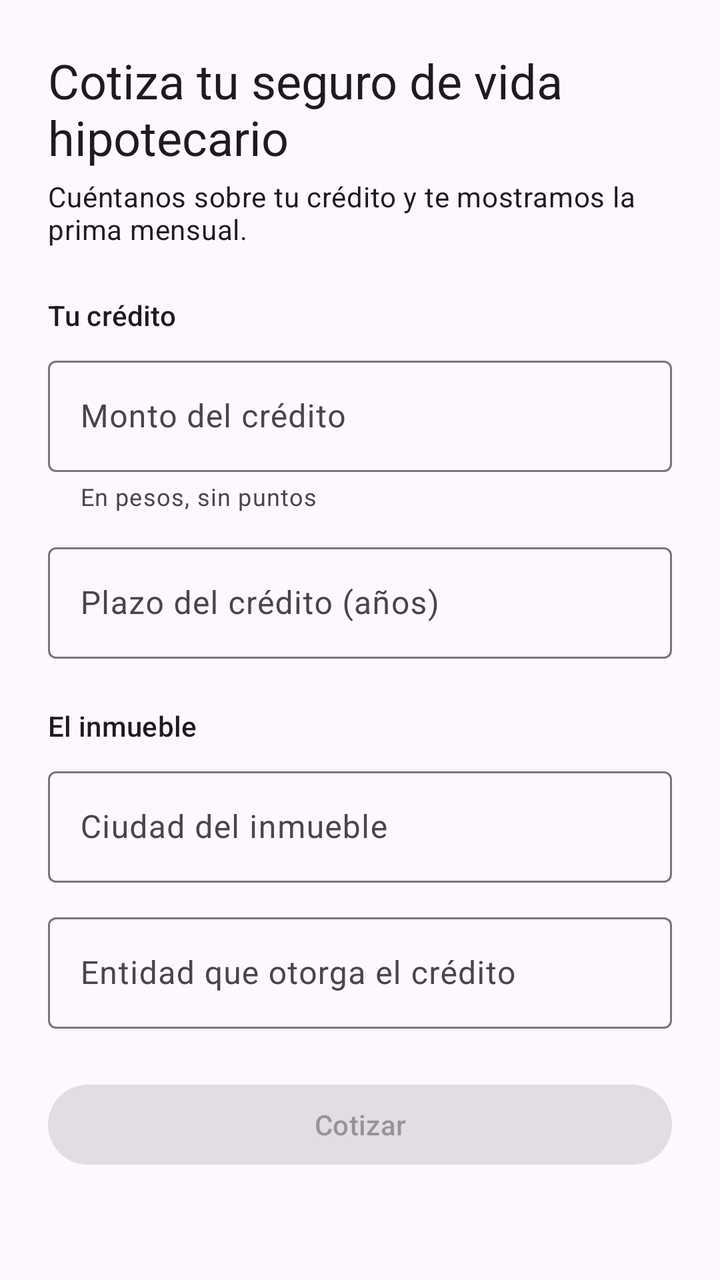
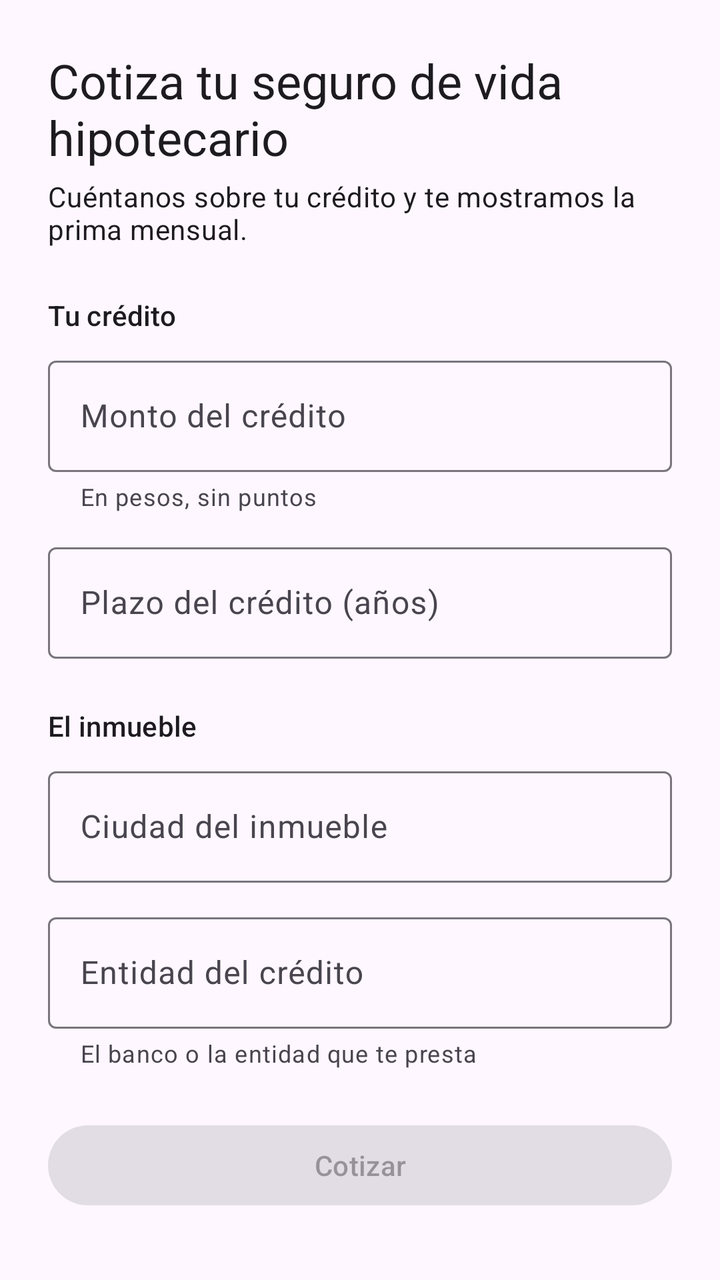

An Android layout rendered at two revisions. The XML below is the earlier revision; the diff shows what the commit changed to produce the second picture.
<!-- AndroidManifest.xml: application theme Theme.Solventa -->
<!-- res/layout/activity_cotizacion.xml -->
<?xml version="1.0" encoding="utf-8"?>
<ScrollView xmlns:android="http://schemas.android.com/apk/res/android"
    xmlns:app="http://schemas.android.com/apk/res-auto"
    android:id="@+id/raiz"
    android:layout_width="match_parent"
    android:layout_height="match_parent"
    android:fillViewport="true">

    <LinearLayout
        android:layout_width="match_parent"
        android:layout_height="wrap_content"
        android:orientation="vertical"
        android:padding="24dp">

        
        <LinearLayout
            android:id="@+id/formulario"
            android:layout_width="match_parent"
            android:layout_height="wrap_content"
            android:focusable="true"
            android:focusableInTouchMode="true"
            android:orientation="vertical">

            <TextView
                android:layout_width="wrap_content"
                android:layout_height="wrap_content"
                android:text="@string/cotizacion_titulo"
                android:textAppearance="?attr/textAppearanceHeadlineSmall" />

            <TextView
                android:layout_width="match_parent"
                android:layout_height="wrap_content"
                android:layout_marginTop="4dp"
                android:text="@string/cotizacion_subtitulo"
                android:textAppearance="?attr/textAppearanceBodyMedium" />

            <TextView
                style="@style/Solventa.SeccionFormulario"
                android:text="@string/cotizacion_seccion_credito" />

            <com.google.android.material.textfield.TextInputLayout
                android:id="@+id/campoMonto"
                style="@style/Solventa.CampoFormulario"
                android:layout_marginTop="0dp"
                android:hint="@string/cotizacion_monto"
                app:helperText="@string/cotizacion_monto_ayuda"
                app:prefixText="$ ">

                <com.google.android.material.textfield.TextInputEditText
                    android:id="@+id/monto"
                    android:layout_width="match_parent"
                    android:layout_height="wrap_content"
                    android:importantForAutofill="no"
                    android:inputType="number"
                    android:maxLength="10" />
            </com.google.android.material.textfield.TextInputLayout>

            <com.google.android.material.textfield.TextInputLayout
                android:id="@+id/campoPlazo"
                style="@style/Solventa.CampoFormulario"
                android:hint="@string/cotizacion_plazo">

                <com.google.android.material.textfield.TextInputEditText
                    android:id="@+id/plazo"
                    android:layout_width="match_parent"
                    android:layout_height="wrap_content"
                    android:importantForAutofill="no"
                    android:inputType="number"
                    android:maxLength="2" />
            </com.google.android.material.textfield.TextInputLayout>

            <TextView
                style="@style/Solventa.SeccionFormulario"
                android:text="@string/cotizacion_seccion_inmueble" />

            <com.google.android.material.textfield.TextInputLayout
                android:id="@+id/campoCiudad"
                style="@style/Solventa.CampoFormulario"
                android:layout_marginTop="0dp"
                android:hint="@string/cotizacion_ciudad">

                <com.google.android.material.textfield.TextInputEditText
                    android:id="@+id/ciudad"
                    android:layout_width="match_parent"
                    android:layout_height="wrap_content"
                    android:autofillHints="addressLocality"
                    android:inputType="textCapWords"
                    android:maxLength="80" />
            </com.google.android.material.textfield.TextInputLayout>

            <com.google.android.material.textfield.TextInputLayout
                android:id="@+id/campoEntidad"
                style="@style/Solventa.CampoFormulario"
                android:hint="@string/cotizacion_entidad">

                <com.google.android.material.textfield.TextInputEditText
                    android:id="@+id/entidad"
                    android:layout_width="match_parent"
                    android:layout_height="wrap_content"
                    android:imeOptions="actionDone"
                    android:importantForAutofill="no"
                    android:inputType="textCapWords"
                    android:maxLength="120" />
            </com.google.android.material.textfield.TextInputLayout>

            <TextView
                android:id="@+id/mensajeError"
                android:layout_width="match_parent"
                android:layout_height="wrap_content"
                android:layout_marginTop="16dp"
                android:accessibilityLiveRegion="polite"
                android:textAppearance="?attr/textAppearanceBodyMedium"
                android:textColor="?attr/colorError"
                android:visibility="gone" />

            <com.google.android.material.button.MaterialButton
                android:id="@+id/cotizar"
                android:layout_width="match_parent"
                android:layout_height="wrap_content"
                android:layout_marginTop="24dp"
                android:enabled="false"
                android:text="@string/cotizacion_cotizar" />

            <com.google.android.material.progressindicator.LinearProgressIndicator
                android:id="@+id/progreso"
                android:layout_width="match_parent"
                android:layout_height="wrap_content"
                android:layout_marginTop="12dp"
                android:contentDescription="@string/cotizacion_cotizando"
                android:indeterminate="true"
                android:visibility="gone" />
        </LinearLayout>

        <LinearLayout
            android:id="@+id/resultado"
            android:layout_width="match_parent"
            android:layout_height="wrap_content"
            android:gravity="center_horizontal"
            android:orientation="vertical"
            android:paddingTop="48dp"
            android:visibility="gone">

            <TextView
                android:layout_width="wrap_content"
                android:layout_height="wrap_content"
                android:text="@string/cotizacion_resultado_titulo"
                android:textAppearance="?attr/textAppearanceTitleMedium" />

            <TextView
                android:id="@+id/prima"
                android:layout_width="wrap_content"
                android:layout_height="wrap_content"
                android:layout_marginTop="8dp"
                android:textAppearance="?attr/textAppearanceDisplaySmall" />

            <TextView
                android:id="@+id/vigencia"
                android:layout_width="wrap_content"
                android:layout_height="wrap_content"
                android:layout_marginTop="16dp"
                android:gravity="center"
                android:textAppearance="?attr/textAppearanceBodyLarge" />

            <TextView
                android:id="@+id/numeroCotizacion"
                android:layout_width="wrap_content"
                android:layout_height="wrap_content"
                android:layout_marginTop="8dp"
                android:gravity="center"
                android:textAppearance="?attr/textAppearanceBodySmall" />

            <TextView
                android:id="@+id/avisoSinPerfil"
                android:layout_width="match_parent"
                android:layout_height="wrap_content"
                android:layout_marginTop="24dp"
                android:background="?attr/colorSecondaryContainer"
                android:padding="16dp"
                android:textAppearance="?attr/textAppearanceBodyMedium"
                android:textColor="?attr/colorOnSecondaryContainer"
                android:visibility="gone" />

            
            <com.google.android.material.button.MaterialButton
                android:id="@+id/contratar"
                android:layout_width="match_parent"
                android:layout_height="wrap_content"
                android:layout_marginTop="32dp"
                android:text="@string/cotizacion_contratar" />

            <com.google.android.material.button.MaterialButton
                android:id="@+id/nuevaCotizacion"
                style="@style/Widget.Material3.Button.OutlinedButton"
                android:layout_width="wrap_content"
                android:layout_height="wrap_content"
                android:layout_marginTop="8dp"
                android:text="@string/cotizacion_nueva" />
        </LinearLayout>
    </LinearLayout>
</ScrollView>
<!-- resources referenced by this layout -->
<resources>
  <string name="cotizacion_ciudad">Ciudad del inmueble</string>
  <string name="cotizacion_contratar">Contratar</string>
  <string name="cotizacion_cotizando">Calculando tu prima…</string>
  <string name="cotizacion_cotizar">Cotizar</string>
  <string name="cotizacion_entidad">Entidad que otorga el crédito</string>
  <string name="cotizacion_monto">Monto del crédito</string>
  <string name="cotizacion_monto_ayuda">En pesos, sin puntos</string>
  <string name="cotizacion_nueva">Nueva cotización</string>
  <string name="cotizacion_plazo">Plazo del crédito (años)</string>
  <string name="cotizacion_resultado_titulo">Tu prima mensual</string>
  <string name="cotizacion_seccion_credito">Tu crédito</string>
  <string name="cotizacion_seccion_inmueble">El inmueble</string>
  <string name="cotizacion_subtitulo">Cuéntanos sobre tu crédito y te mostramos la prima mensual.</string>
  <string name="cotizacion_titulo">Cotiza tu seguro de vida hipotecario</string>
  <style name="Solventa.CampoFormulario" parent="Widget.Material3.TextInputLayout.OutlinedBox">
          <item name="android:layout_width">match_parent</item>
          <item name="android:layout_height">wrap_content</item>
          <item name="android:layout_marginTop">12dp</item>
      </style>
  <style name="Solventa.SeccionFormulario" parent="">
          <item name="android:layout_width">wrap_content</item>
          <item name="android:layout_height">wrap_content</item>
          <item name="android:layout_marginTop">24dp</item>
          <item name="android:layout_marginBottom">8dp</item>
          <item name="android:textAppearance">?attr/textAppearanceTitleSmall</item>
      </style>
  <style name="Theme.Solventa" parent="Theme.Material3.DayNight.NoActionBar" />
</resources>

<!-- the commit's change to res/layout/activity_cotizacion.xml (unified diff, before → after) -->
@@ -1,5 +1,6 @@
 <?xml version="1.0" encoding="utf-8"?>
 <ScrollView xmlns:android="http://schemas.android.com/apk/res/android"
+    xmlns:tools="http://schemas.android.com/tools"
     xmlns:app="http://schemas.android.com/apk/res-auto"
     android:id="@+id/raiz"
     android:layout_width="match_parent"
@@ -25,6 +26,8 @@
                 android:layout_width="wrap_content"
                 android:layout_height="wrap_content"
                 android:text="@string/cotizacion_titulo"
+                android:accessibilityHeading="true"
+                tools:targetApi="28"
                 android:textAppearance="?attr/textAppearanceHeadlineSmall" />
 
             <TextView
@@ -91,7 +94,8 @@
             <com.google.android.material.textfield.TextInputLayout
                 android:id="@+id/campoEntidad"
                 style="@style/Solventa.CampoFormulario"
-                android:hint="@string/cotizacion_entidad">
+                android:hint="@string/cotizacion_entidad"
+                app:helperText="@string/cotizacion_entidad_ayuda">
 
                 <com.google.android.material.textfield.TextInputEditText
                     android:id="@+id/entidad"
<!-- resource entries referenced after the edit -->
@@ -4,7 +4,8 @@
   <string name="cotizacion_contratar">Contratar</string>
   <string name="cotizacion_cotizando">Calculando tu prima…</string>
   <string name="cotizacion_cotizar">Cotizar</string>
-  <string name="cotizacion_entidad">Entidad que otorga el crédito</string>
+  <string name="cotizacion_entidad">Entidad del crédito</string>
+  <string name="cotizacion_entidad_ayuda">El banco o la entidad que te presta</string>
   <string name="cotizacion_monto">Monto del crédito</string>
   <string name="cotizacion_monto_ayuda">En pesos, sin puntos</string>
   <string name="cotizacion_nueva">Nueva cotización</string>
@@ -25,6 +26,8 @@
           <item name="android:layout_marginTop">24dp</item>
           <item name="android:layout_marginBottom">8dp</item>
           <item name="android:textAppearance">?attr/textAppearanceTitleSmall</item>
+          
+          <item name="android:accessibilityHeading" tools:targetApi="28">true</item>
       </style>
   <style name="Theme.Solventa" parent="Theme.Material3.DayNight.NoActionBar" />
 </resources>
